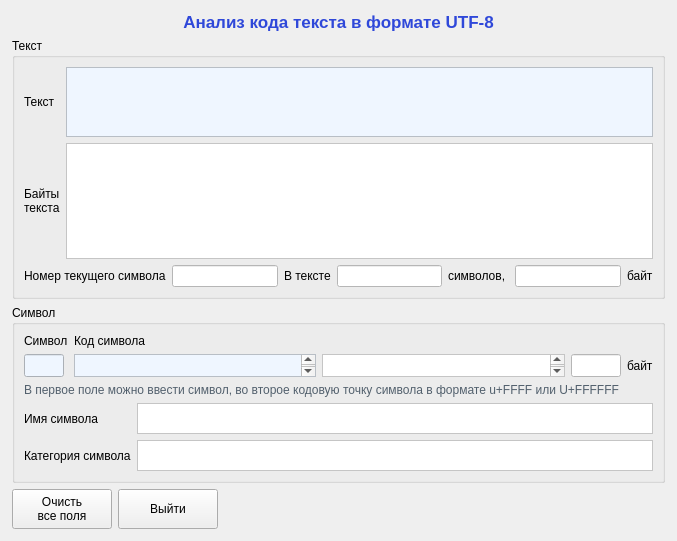
Before: the Qt Designer form unicode.ui in LeonidBolshakov/uni-code, drawn with Qt 5.
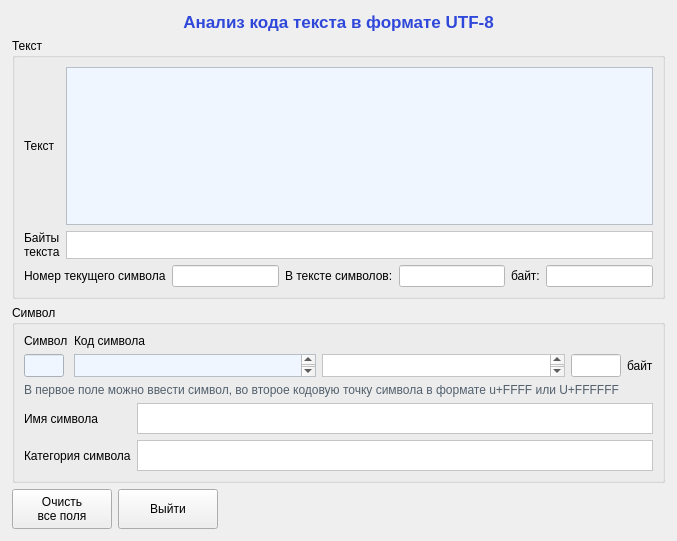
After: the same form once the commit is applied.

The edit to the form file:
```diff
--- a/unicode.ui
+++ b/unicode.ui
@@ -100,7 +100,7 @@
       </property>
       <layout class="QVBoxLayout" name="verticalLayout">
        <item>
-        <layout class="QGridLayout" name="gridLayout" rowstretch="2,5">
+        <layout class="QGridLayout" name="gridLayout" rowstretch="2,0">
          <item row="0" column="0">
           <widget class="QLabel" name="label_3">
            <property name="sizePolicy">
@@ -114,6 +114,9 @@
            </property>
           </widget>
          </item>
+         <item row="0" column="1">
+          <widget class="QPlainTextEdit" name="txt_text_input"/>
+         </item>
          <item row="1" column="0">
           <widget class="QLabel" name="label_4">
            <property name="text">
@@ -147,9 +150,6 @@
            </property>
           </widget>
          </item>
-         <item row="0" column="1">
-          <widget class="QPlainTextEdit" name="txt_text_input"/>
-         </item>
         </layout>
        </item>
        <item>
@@ -189,7 +189,7 @@
             </sizepolicy>
            </property>
            <property name="text">
-            <string>В тексте</string>
+            <string>В тексте символов:</string>
            </property>
           </widget>
          </item>
@@ -215,7 +215,7 @@
             </sizepolicy>
            </property>
            <property name="text">
-            <string>символов, </string>
+            <string>байт:</string>
            </property>
           </widget>
          </item>
@@ -232,19 +232,6 @@
            </property>
           </widget>
          </item>
-         <item>
-          <widget class="QLabel" name="label_8">
-           <property name="sizePolicy">
-            <sizepolicy hsizetype="Maximum" vsizetype="Preferred">
-             <horstretch>0</horstretch>
-             <verstretch>0</verstretch>
-            </sizepolicy>
-           </property>
-           <property name="text">
-            <string>байт</string>
-           </property>
-          </widget>
-         </item>
         </layout>
        </item>
       </layout>
```
